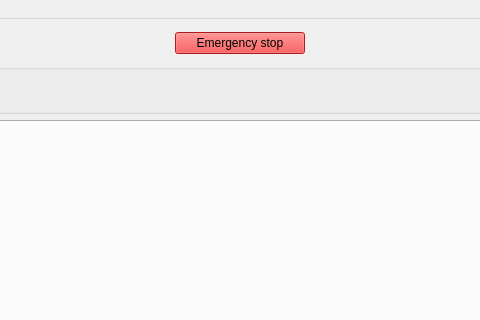
This is src/cfclient/ui/main.ui in bitcraze/crazyflie-clients-python as Qt 5 draws it before an edit; both pictures show x 433 to 913 and y 0 to 320 of the 1354 by 592 pixel window. The edited form follows.
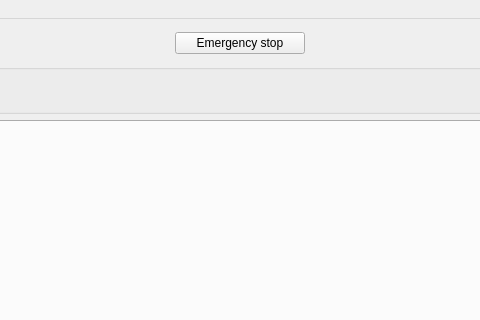
This is the edited form. Custom widgets are drawn as their Qt base class.

Commit message: Added canArm flag to arming logic

Patch:
```diff
--- a/src/cfclient/ui/main.ui
+++ b/src/cfclient/ui/main.ui
@@ -129,454 +129,18 @@
         </item>
         <item row="0" column="4">
          <widget class="QPushButton" name="esButton">
+          <property name="sizePolicy">
+           <sizepolicy hsizetype="Minimum" vsizetype="Fixed">
+            <horstretch>0</horstretch>
+            <verstretch>0</verstretch>
+           </sizepolicy>
+          </property>
           <property name="minimumSize">
            <size>
             <width>130</width>
             <height>0</height>
            </size>
           </property>
-          <property name="palette">
-           <palette>
-            <active>
-             <colorrole role="WindowText">
-              <brush brushstyle="SolidPattern">
-               <color alpha="255">
-                <red>0</red>
-                <green>0</green>
-                <blue>0</blue>
-               </color>
-              </brush>
-             </colorrole>
-             <colorrole role="Button">
-              <brush brushstyle="SolidPattern">
-               <color alpha="255">
-                <red>239</red>
-                <green>41</green>
-                <blue>41</blue>
-               </color>
-              </brush>
-             </colorrole>
-             <colorrole role="Light">
-              <brush brushstyle="SolidPattern">
-               <color alpha="255">
-                <red>255</red>
-                <green>147</green>
-                <blue>147</blue>
-               </color>
-              </brush>
-             </colorrole>
-             <colorrole role="Midlight">
-              <brush brushstyle="SolidPattern">
-               <color alpha="255">
-                <red>247</red>
-                <green>94</green>
-                <blue>94</blue>
-               </color>
-              </brush>
-             </colorrole>
-             <colorrole role="Dark">
-              <brush brushstyle="SolidPattern">
-               <color alpha="255">
-                <red>119</red>
-                <green>20</green>
-                <blue>20</blue>
-               </color>
-              </brush>
-             </colorrole>
-             <colorrole role="Mid">
-              <brush brushstyle="SolidPattern">
-               <color alpha="255">
-                <red>159</red>
-                <green>27</green>
-                <blue>27</blue>
-               </color>
-              </brush>
-             </colorrole>
-             <colorrole role="Text">
-              <brush brushstyle="SolidPattern">
-               <color alpha="255">
-                <red>0</red>
-                <green>0</green>
-                <blue>0</blue>
-               </color>
-              </brush>
-             </colorrole>
-             <colorrole role="BrightText">
-              <brush brushstyle="SolidPattern">
-               <color alpha="255">
-                <red>255</red>
-                <green>255</green>
-                <blue>255</blue>
-               </color>
-              </brush>
-             </colorrole>
-             <colorrole role="ButtonText">
-              <brush brushstyle="SolidPattern">
-               <color alpha="255">
-                <red>0</red>
-                <green>0</green>
-                <blue>0</blue>
-               </color>
-              </brush>
-             </colorrole>
-             <colorrole role="Base">
-              <brush brushstyle="SolidPattern">
-               <color alpha="255">
-                <red>255</red>
-                <green>255</green>
-                <blue>255</blue>
-               </color>
-              </brush>
-             </colorrole>
-             <colorrole role="Window">
-              <brush brushstyle="SolidPattern">
-               <color alpha="255">
-                <red>239</red>
-                <green>41</green>
-                <blue>41</blue>
-               </color>
-              </brush>
-             </colorrole>
-             <colorrole role="Shadow">
-              <brush brushstyle="SolidPattern">
-               <color alpha="255">
-                <red>0</red>
-                <green>0</green>
-                <blue>0</blue>
-               </color>
-              </brush>
-             </colorrole>
-             <colorrole role="AlternateBase">
-              <brush brushstyle="SolidPattern">
-               <color alpha="255">
-                <red>247</red>
-                <green>148</green>
-                <blue>148</blue>
-               </color>
-              </brush>
-             </colorrole>
-             <colorrole role="ToolTipBase">
-              <brush brushstyle="SolidPattern">
-               <color alpha="255">
-                <red>255</red>
-                <green>255</green>
-                <blue>220</blue>
-               </color>
-              </brush>
-             </colorrole>
-             <colorrole role="ToolTipText">
-              <brush brushstyle="SolidPattern">
-               <color alpha="255">
-                <red>0</red>
-                <green>0</green>
-                <blue>0</blue>
-               </color>
-              </brush>
-             </colorrole>
-             <colorrole role="PlaceholderText">
-              <brush brushstyle="SolidPattern">
-               <color alpha="128">
-                <red>0</red>
-                <green>0</green>
-                <blue>0</blue>
-               </color>
-              </brush>
-             </colorrole>
-            </active>
-            <inactive>
-             <colorrole role="WindowText">
-              <brush brushstyle="SolidPattern">
-               <color alpha="255">
-                <red>0</red>
-                <green>0</green>
-                <blue>0</blue>
-               </color>
-              </brush>
-             </colorrole>
-             <colorrole role="Button">
-              <brush brushstyle="SolidPattern">
-               <color alpha="255">
-                <red>239</red>
-                <green>41</green>
-                <blue>41</blue>
-               </color>
-              </brush>
-             </colorrole>
-             <colorrole role="Light">
-              <brush brushstyle="SolidPattern">
-               <color alpha="255">
-                <red>255</red>
-                <green>147</green>
-                <blue>147</blue>
-               </color>
-              </brush>
-             </colorrole>
-             <colorrole role="Midlight">
-              <brush brushstyle="SolidPattern">
-               <color alpha="255">
-                <red>247</red>
-                <green>94</green>
-                <blue>94</blue>
-               </color>
-              </brush>
-             </colorrole>
-             <colorrole role="Dark">
-              <brush brushstyle="SolidPattern">
-               <color alpha="255">
-                <red>119</red>
-                <green>20</green>
-                <blue>20</blue>
-               </color>
-              </brush>
-             </colorrole>
-             <colorrole role="Mid">
-              <brush brushstyle="SolidPattern">
-               <color alpha="255">
-                <red>159</red>
-                <green>27</green>
-                <blue>27</blue>
-               </color>
-              </brush>
-             </colorrole>
-             <colorrole role="Text">
-              <brush brushstyle="SolidPattern">
-               <color alpha="255">
-                <red>0</red>
-                <green>0</green>
-                <blue>0</blue>
-               </color>
-              </brush>
-             </colorrole>
-             <colorrole role="BrightText">
-              <brush brushstyle="SolidPattern">
-               <color alpha="255">
-                <red>255</red>
-                <green>255</green>
-                <blue>255</blue>
-               </color>
-              </brush>
-             </colorrole>
-             <colorrole role="ButtonText">
-              <brush brushstyle="SolidPattern">
-               <color alpha="255">
-                <red>0</red>
-                <green>0</green>
-                <blue>0</blue>
-               </color>
-              </brush>
-             </colorrole>
-             <colorrole role="Base">
-              <brush brushstyle="SolidPattern">
-               <color alpha="255">
-                <red>255</red>
-                <green>255</green>
-                <blue>255</blue>
-               </color>
-              </brush>
-             </colorrole>
-             <colorrole role="Window">
-              <brush brushstyle="SolidPattern">
-               <color alpha="255">
-                <red>239</red>
-                <green>41</green>
-                <blue>41</blue>
-               </color>
-              </brush>
-             </colorrole>
-             <colorrole role="Shadow">
-              <brush brushstyle="SolidPattern">
-               <color alpha="255">
-                <red>0</red>
-                <green>0</green>
-                <blue>0</blue>
-               </color>
-              </brush>
-             </colorrole>
-             <colorrole role="AlternateBase">
-              <brush brushstyle="SolidPattern">
-               <color alpha="255">
-                <red>247</red>
-                <green>148</green>
-                <blue>148</blue>
-               </color>
-              </brush>
-             </colorrole>
-             <colorrole role="ToolTipBase">
-              <brush brushstyle="SolidPattern">
-               <color alpha="255">
-                <red>255</red>
-                <green>255</green>
-                <blue>220</blue>
-               </color>
-              </brush>
-             </colorrole>
-             <colorrole role="ToolTipText">
-              <brush brushstyle="SolidPattern">
-               <color alpha="255">
-                <red>0</red>
-                <green>0</green>
-                <blue>0</blue>
-               </color>
-              </brush>
-             </colorrole>
-             <colorrole role="PlaceholderText">
-              <brush brushstyle="SolidPattern">
-               <color alpha="128">
-                <red>0</red>
-                <green>0</green>
-                <blue>0</blue>
-               </color>
-              </brush>
-             </colorrole>
-            </inactive>
-            <disabled>
-             <colorrole role="WindowText">
-              <brush brushstyle="SolidPattern">
-               <color alpha="255">
-                <red>119</red>
-                <green>20</green>
-                <blue>20</blue>
-               </color>
-              </brush>
-             </colorrole>
-             <colorrole role="Button">
-              <brush brushstyle="SolidPattern">
-               <color alpha="255">
-                <red>239</red>
-                <green>41</green>
-                <blue>41</blue>
-               </color>
-              </brush>
-             </colorrole>
-             <colorrole role="Light">
-              <brush brushstyle="SolidPattern">
-               <color alpha="255">
-                <red>255</red>
-                <green>147</green>
-                <blue>147</blue>
-               </color>
-              </brush>
-             </colorrole>
-             <colorrole role="Midlight">
-              <brush brushstyle="SolidPattern">
-               <color alpha="255">
-                <red>247</red>
-                <green>94</green>
-                <blue>94</blue>
-               </color>
-              </brush>
-             </colorrole>
-             <colorrole role="Dark">
-              <brush brushstyle="SolidPattern">
-               <color alpha="255">
-                <red>119</red>
-                <green>20</green>
-                <blue>20</blue>
-               </color>
-              </brush>
-             </colorrole>
-             <colorrole role="Mid">
-              <brush brushstyle="SolidPattern">
-               <color alpha="255">
-                <red>159</red>
-                <green>27</green>
-                <blue>27</blue>
-               </color>
-              </brush>
-             </colorrole>
-             <colorrole role="Text">
-              <brush brushstyle="SolidPattern">
-               <color alpha="255">
-                <red>119</red>
-                <green>20</green>
-                <blue>20</blue>
-               </color>
-              </brush>
-             </colorrole>
-             <colorrole role="BrightText">
-              <brush brushstyle="SolidPattern">
-               <color alpha="255">
-                <red>255</red>
-                <green>255</green>
-                <blue>255</blue>
-               </color>
-              </brush>
-             </colorrole>
-             <colorrole role="ButtonText">
-              <brush brushstyle="SolidPattern">
-               <color alpha="255">
-                <red>119</red>
-                <green>20</green>
-                <blue>20</blue>
-               </color>
-              </brush>
-             </colorrole>
-             <colorrole role="Base">
-              <brush brushstyle="SolidPattern">
-               <color alpha="255">
-                <red>239</red>
-                <green>41</green>
-                <blue>41</blue>
-               </color>
-              </brush>
-             </colorrole>
-             <colorrole role="Window">
-              <brush brushstyle="SolidPattern">
-               <color alpha="255">
-                <red>239</red>
-                <green>41</green>
-                <blue>41</blue>
-               </color>
-              </brush>
-             </colorrole>
-             <colorrole role="Shadow">
-              <brush brushstyle="SolidPattern">
-               <color alpha="255">
-                <red>0</red>
-                <green>0</green>
-                <blue>0</blue>
-               </color>
-              </brush>
-             </colorrole>
-             <colorrole role="AlternateBase">
-              <brush brushstyle="SolidPattern">
-               <color alpha="255">
-                <red>239</red>
-                <green>41</green>
-                <blue>41</blue>
-               </color>
-              </brush>
-             </colorrole>
-             <colorrole role="ToolTipBase">
-              <brush brushstyle="SolidPattern">
-               <color alpha="255">
-                <red>255</red>
-                <green>255</green>
-                <blue>220</blue>
-               </color>
-              </brush>
-             </colorrole>
-             <colorrole role="ToolTipText">
-              <brush brushstyle="SolidPattern">
-               <color alpha="255">
-                <red>0</red>
-                <green>0</green>
-                <blue>0</blue>
-               </color>
-              </brush>
-             </colorrole>
-             <colorrole role="PlaceholderText">
-              <brush brushstyle="SolidPattern">
-               <color alpha="128">
-                <red>0</red>
-                <green>0</green>
-                <blue>0</blue>
-               </color>
-              </brush>
-             </colorrole>
-            </disabled>
-           </palette>
-          </property>
           <property name="text">
            <string>Emergency stop</string>
           </property>
```
Left out of the diff: 182 changed lines with no effect on the pictures. The commit also changes 2 other files.
